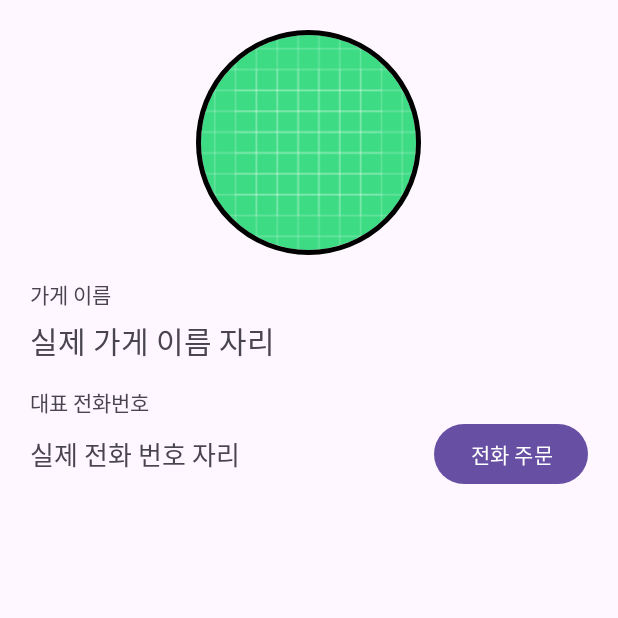
After one commit to kinick1/Pizza_Order_App, an Android app: the ViewStoreDetailActivity screen opened directly, with no data from a screen before it, on a phone screen of 412 x 824 dp, the top half of it. The commit adds this screen. Run offline under Robolectric (Android 15) with nearby library versions, the phone set to English and light mode, and no system bars; our stand-ins replace CircleImageView, data binding.

Commit message:
가게 상세 정보 ui

```diff
--- a/app/build.gradle.kts
+++ b/app/build.gradle.kts
@@ -41,6 +41,7 @@ android {
 
 dependencies {
 
+    implementation ("com.github.bumptech.glide:glide:4.16.0")
     implementation ("de.hdodenhof:circleimageview:3.1.0")
     implementation("androidx.core:core-ktx:1.9.0")
     implementation("androidx.appcompat:appcompat:1.6.1")
--- a/app/src/main/AndroidManifest.xml
+++ b/app/src/main/AndroidManifest.xml
@@ -1,6 +1,8 @@
 <?xml version="1.0" encoding="utf-8"?>
 <manifest xmlns:android="http://schemas.android.com/apk/res/android"
     xmlns:tools="http://schemas.android.com/tools">
+
+    <uses-permission android:name="android.permission.INTERNET" />
 
     <application
         android:allowBackup="true"
@@ -13,6 +15,9 @@
         android:theme="@style/Theme.Pizza_Order_App"
         tools:targetApi="31">
         <activity
+            android:name=".ViewStoreDetailActivity"
+            android:exported="false" />
+        <activity
             android:name=".MainActivity"
             android:exported="true">
             <intent-filter>
--- a/app/src/main/java/kr/ac/wku/pizza_order_app/MainActivity.kt
+++ b/app/src/main/java/kr/ac/wku/pizza_order_app/MainActivity.kt
@@ -22,7 +22,9 @@ class MainActivity : AppCompatActivity() {
         mPizzaStoreList.add(  StoreData("미스터피자", "1577-0077", "https://post-phinf.pstatic.net/MjAxODEyMDVfMzYg/MDAxNTQzOTYxOTA4NjM3.8gsStnhxz7eEc9zpt5nmSRZmI-Pzpl4NJvHYU-Dlgmcg.7Vpgk0lopJ5GoTav3CUDqmXi2-_67S5AXD0AGbbR6J4g.JPEG/IMG_1641.jpg?type=w1200")  )
         mPizzaStoreList.add(  StoreData("도미노피자", "1577-3082", "https://t1.daumcdn.net/cfile/tistory/12735E445023743122")  )
 
+        mAdapter = StoreAdapters(this, R.layout.pizza_store_list_item, mPizzaStoreList)
 
+        binding.pizzaStoreListView.adapter = mAdapter
 
     }
 }
--- /dev/null
+++ b/app/src/main/java/kr/ac/wku/pizza_order_app/ViewStoreDetailActivity.kt
@@ -0,0 +1,11 @@
+package kr.ac.wku.pizza_order_app
+
+import androidx.appcompat.app.AppCompatActivity
+import android.os.Bundle
+
+class ViewStoreDetailActivity : AppCompatActivity() {
+    override fun onCreate(savedInstanceState: Bundle?) {
+        super.onCreate(savedInstanceState)
+        setContentView(R.layout.activity_view_store_detail)
+    }
+}
--- a/app/src/main/java/kr/ac/wku/pizza_order_app/adapter/StoreAdapters.kt
+++ b/app/src/main/java/kr/ac/wku/pizza_order_app/adapter/StoreAdapters.kt
@@ -5,6 +5,9 @@ import android.view.LayoutInflater
 import android.view.View
 import android.view.ViewGroup
 import android.widget.ArrayAdapter
+import android.widget.ImageView
+import android.widget.TextView
+import com.bumptech.glide.Glide
 import kr.ac.wku.pizza_order_app.R
 import kr.ac.wku.pizza_order_app.datas.StoreData
 
@@ -29,6 +32,16 @@ class StoreAdapters (
         val row = tempRow!!
 
 
+        val data = mList[position]
+
+        val imgLogo = row.findViewById<ImageView>( R.id.imgLogo )
+        val txtStoreName = row.findViewById<TextView>(R.id.txtStoreName)
+
+        txtStoreName.text = data.name
+
+        Glide.with(mContext).load(data.logoURL).into(imgLogo)
+
+
         return row
 
     }
--- /dev/null
+++ b/app/src/main/res/layout/activity_view_store_detail.xml
@@ -0,0 +1,66 @@
+<?xml version="1.0" encoding="utf-8"?>
+<layout>
+    <LinearLayout xmlns:android="http://schemas.android.com/apk/res/android"
+        xmlns:app="http://schemas.android.com/apk/res-auto"
+        xmlns:tools="http://schemas.android.com/tools"
+        android:layout_width="match_parent"
+        android:layout_height="match_parent"
+        android:orientation="vertical"
+        android:padding="20dp"
+        tools:context=".ViewStoreDetailActivity">
+
+        <LinearLayout
+            android:layout_width="match_parent"
+            android:layout_height="wrap_content"
+            android:orientation="vertical"
+            android:gravity="center">
+
+            <de.hdodenhof.circleimageview.CircleImageView
+                android:layout_width="150dp"
+                android:layout_height="150dp"
+                android:src="@drawable/ic_launcher_background"
+                app:civ_border_width="3dp"/>
+        </LinearLayout>
+
+        <TextView
+            android:layout_width="wrap_content"
+            android:layout_height="wrap_content"
+            android:layout_marginTop="15dp"
+            android:text="가게 이름"/>
+        <TextView
+            android:layout_width="wrap_content"
+            android:layout_height="wrap_content"
+            android:textSize="20sp"
+            android:layout_marginTop="5dp"
+            android:text="실제 가게 이름 자리"/>
+
+        <TextView
+            android:layout_width="wrap_content"
+            android:layout_height="wrap_content"
+            android:text="대표 전화번호"
+            android:layout_marginTop="15dp"   />
+        <LinearLayout
+            android:layout_width="match_parent"
+            android:layout_height="wrap_content"
+            android:orientation="horizontal"
+            android:gravity="center_vertical">
+
+            <TextView
+                android:layout_width="wrap_content"
+                android:layout_height="wrap_content"
+                android:text="실제 전화 번호 자리"
+                android:textSize="17sp"/>
+
+            <TextView
+                android:layout_width="0dp"
+                android:layout_height="wrap_content"
+                android:layout_weight="1" />
+
+            <Button
+                android:layout_width="wrap_content"
+                android:layout_height="wrap_content"
+                android:text="전화 주문" />
+
+        </LinearLayout>
+    </LinearLayout>
+</layout>
```
